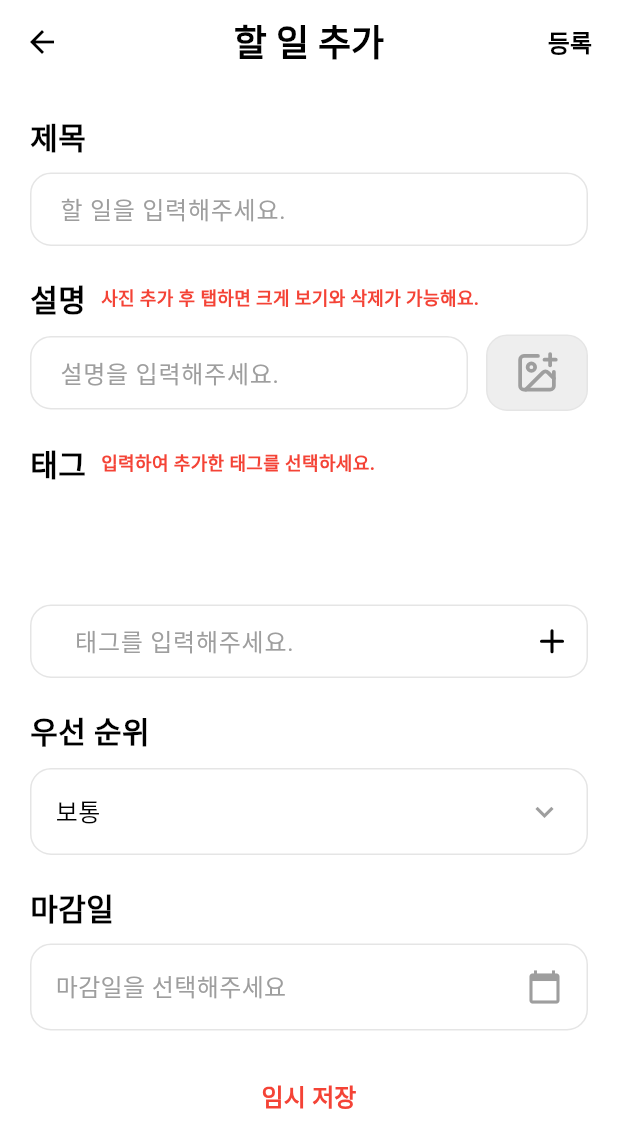
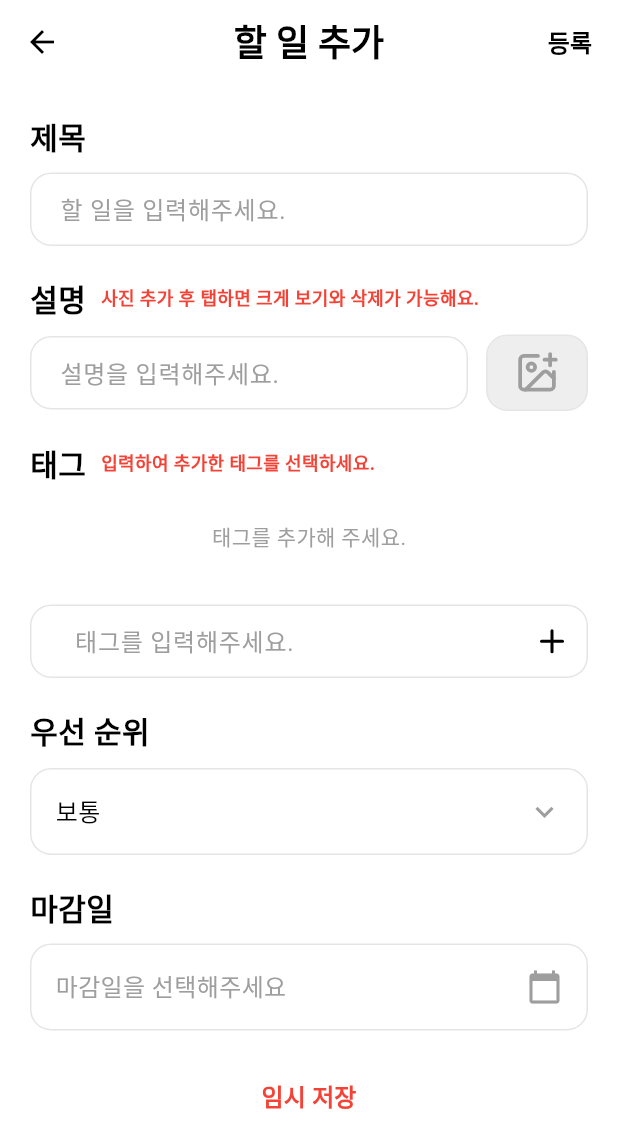
Before and after one commit to jhdodev/amuz_todo, a Flutter app: the TodoAddView screen opened by its route, on a phone screen of 412 x 824 dp. Shown: the top 1148 px of the screen. Run offline on Flutter 3.47's test engine with Material 3 defaults, Android fonts, the phone set to English and light mode, and no system bars; our stand-ins replace flutter_dotenv, flutter_riverpod, image_picker, lucide_icons, shared_preferences, supabase_flutter; accounts and stored records are empty; Roboto replaces fonts that are missing (Pretendard).

Commit message:
feat: 사용 가능한 태그가 하나도 없을 경우 가이드 문구 표시

```diff
--- a/lib/src/view/todo/add/todo_add_view.dart
+++ b/lib/src/view/todo/add/todo_add_view.dart
@@ -431,7 +431,18 @@ class _TodoAddViewState extends ConsumerState<TodoAddView> {
                       height: 50,
                       child: SingleChildScrollView(
                         scrollDirection: Axis.horizontal,
-                        child: Row(
+                        child: addState.availableTags.isEmpty
+                            ? const Align(
+                                alignment: Alignment.center,
+                                child: Padding(
+                                  padding: EdgeInsets.symmetric(vertical: 8.0),
+                                  child: Text(
+                                    '태그를 추가해 주세요.',
+                                    style: TextStyle(color: Colors.grey),
+                                  ),
+                                ),
+                              )
+                            : Row(
                                 children: [
                                   ...addState.availableTags.map(
                                     (tag) => Padding(
@@ -442,7 +453,9 @@ class _TodoAddViewState extends ConsumerState<TodoAddView> {
                                           (t) => t.name == tag.name,
                                         ),
                                         onTap: () => ref
-                                      .read(todoAddViewModelProvider.notifier)
+                                            .read(
+                                              todoAddViewModelProvider.notifier,
+                                            )
                                             .toggleTag(tag),
                                       ),
                                     ),
```
Also changed, not shown: lib/src/view/todo/detail/todo_detail_view.dart (+14 -4 lines). Lines whose indentation alone changed are shown as unchanged.
